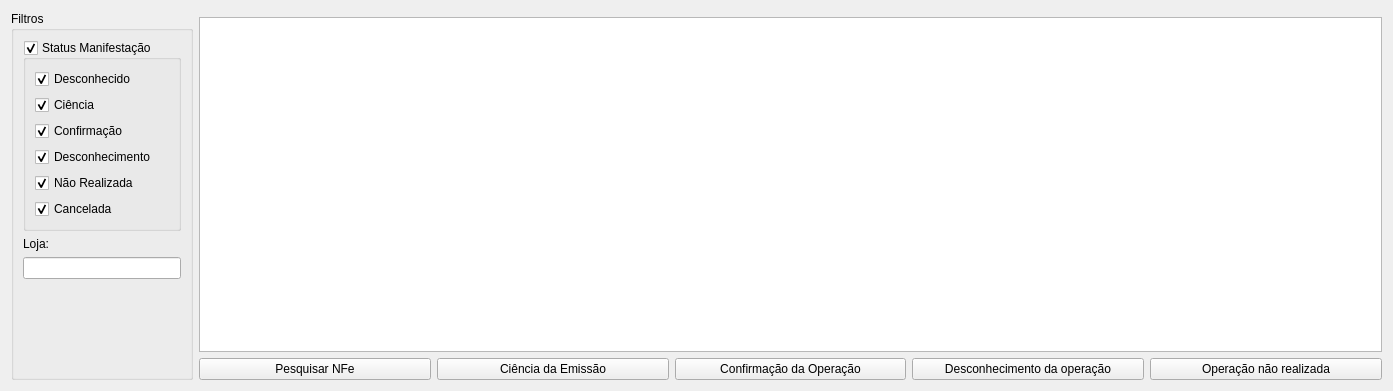
This is ui/nfedistribuicao.ui in darktorres/ERP-STACCATO as Qt 5 draws it before an edit. The edited form follows.
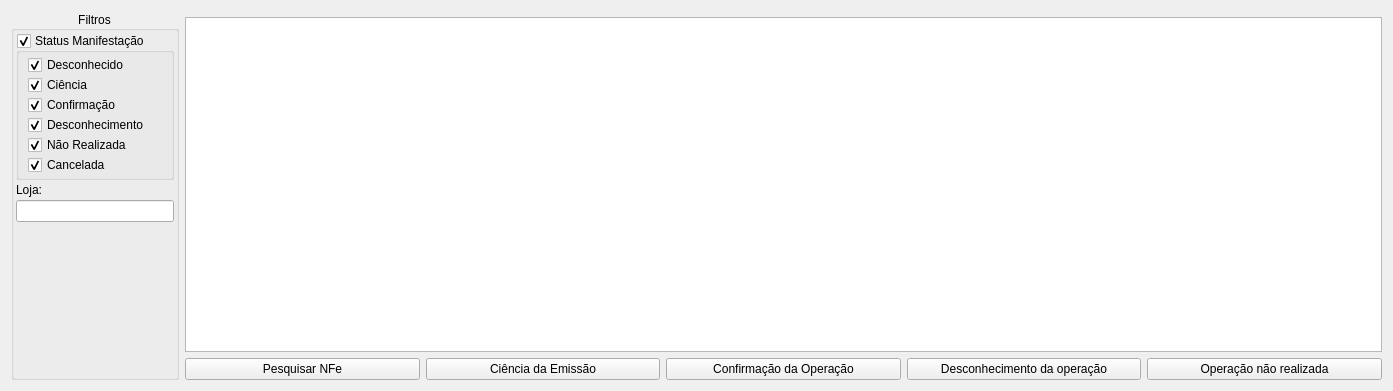
This is the edited form. Custom widgets are drawn as their Qt base class.

Patch:
```diff
--- a/ui/nfedistribuicao.ui
+++ b/ui/nfedistribuicao.ui
@@ -19,21 +19,26 @@
      <property name="title">
       <string>Filtros</string>
      </property>
-     <layout class="QGridLayout" name="gridLayout_2">
-      <item row="3" column="0">
-       <spacer name="verticalSpacer">
-        <property name="orientation">
-         <enum>Qt::Vertical</enum>
-        </property>
-        <property name="sizeHint" stdset="0">
-         <size>
-          <width>20</width>
-          <height>40</height>
-         </size>
-        </property>
-       </spacer>
-      </item>
-      <item row="0" column="0">
+     <property name="alignment">
+      <set>Qt::AlignCenter</set>
+     </property>
+     <layout class="QVBoxLayout" name="verticalLayout_2">
+      <property name="spacing">
+       <number>3</number>
+      </property>
+      <property name="leftMargin">
+       <number>2</number>
+      </property>
+      <property name="topMargin">
+       <number>2</number>
+      </property>
+      <property name="rightMargin">
+       <number>2</number>
+      </property>
+      <property name="bottomMargin">
+       <number>2</number>
+      </property>
+      <item>
        <widget class="QGroupBox" name="groupBoxFiltros">
         <property name="title">
          <string>Status Manifestação</string>
@@ -45,6 +50,18 @@
          <bool>true</bool>
         </property>
         <layout class="QVBoxLayout" name="verticalLayout">
+         <property name="spacing">
+          <number>0</number>
+         </property>
+         <property name="topMargin">
+          <number>2</number>
+         </property>
+         <property name="rightMargin">
+          <number>2</number>
+         </property>
+         <property name="bottomMargin">
+          <number>2</number>
+         </property>
          <item>
           <widget class="QCheckBox" name="checkBoxDesconhecido">
            <property name="text">
@@ -108,14 +125,14 @@
         </layout>
        </widget>
       </item>
-      <item row="1" column="0">
+      <item>
        <widget class="QLabel" name="label_3">
         <property name="text">
          <string>Loja:</string>
         </property>
        </widget>
       </item>
-      <item row="2" column="0">
+      <item>
        <widget class="ItemBox" name="itemBoxLoja">
         <property name="sizePolicy">
          <sizepolicy hsizetype="Preferred" vsizetype="Fixed">
@@ -125,6 +142,19 @@
         </property>
        </widget>
       </item>
+      <item>
+       <spacer name="verticalSpacer">
+        <property name="orientation">
+         <enum>Qt::Vertical</enum>
+        </property>
+        <property name="sizeHint" stdset="0">
+         <size>
+          <width>0</width>
+          <height>0</height>
+         </size>
+        </property>
+       </spacer>
+      </item>
      </layout>
     </widget>
    </item>
```
